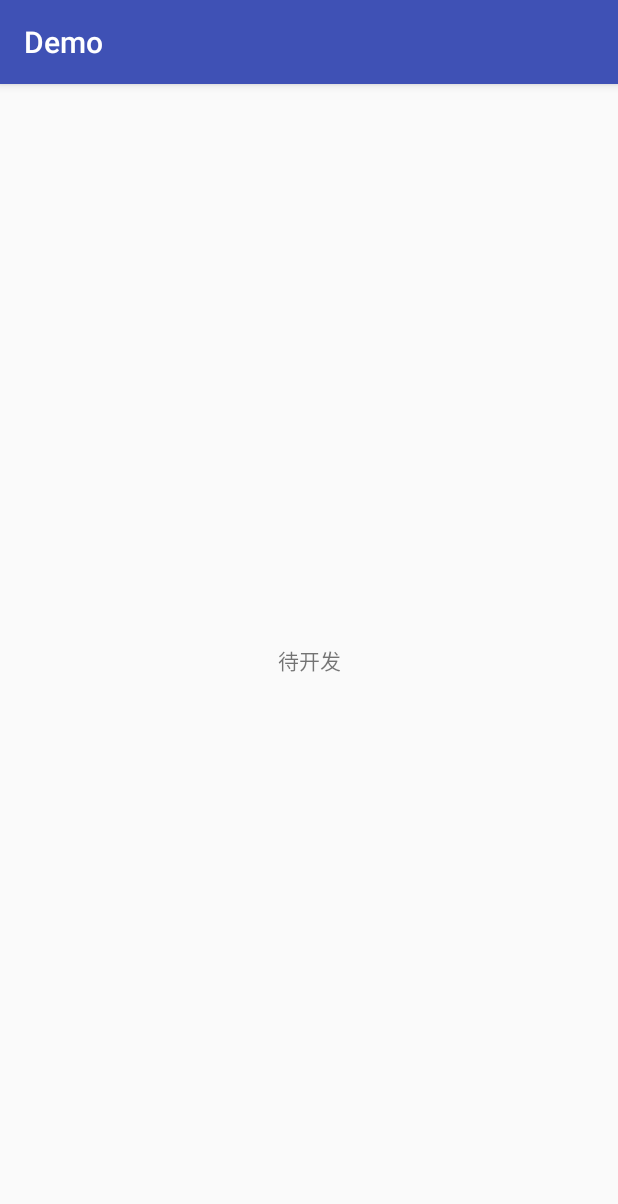
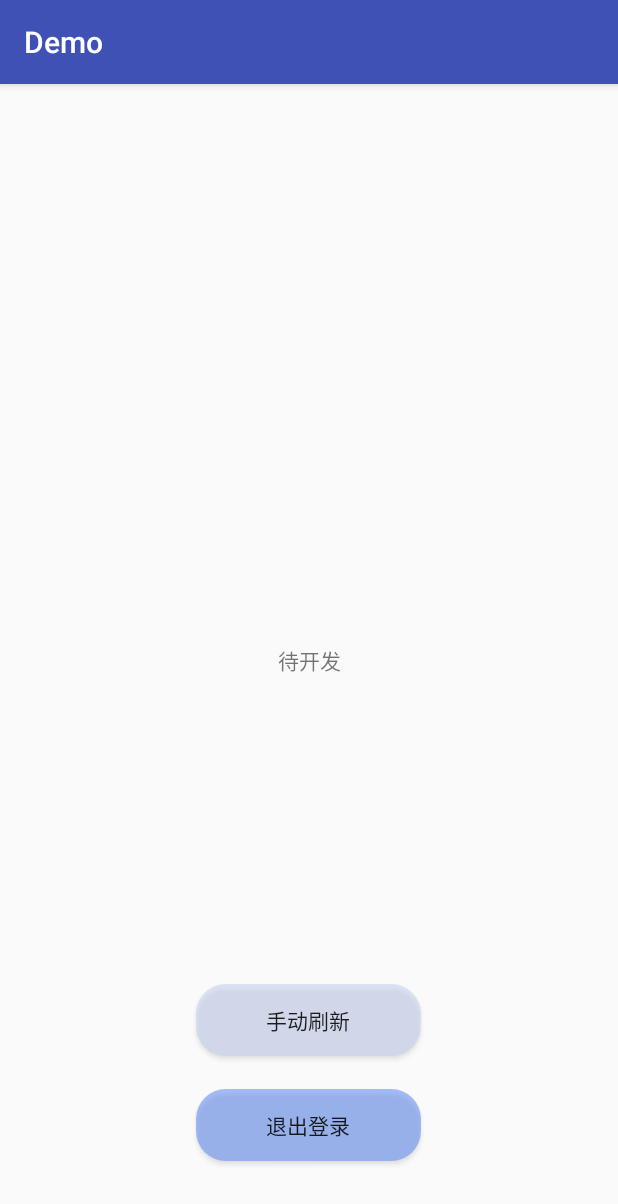
Before and after one commit to zhaozhao-ak/BmobDemo, an Android app: the fragment Fragment_me shown on its own in the app's theme, on a phone screen of 412 x 824 dp. Shown: the top 1204 px of the screen. Run offline under Robolectric (Android 15) with nearby library versions, the phone set to English and light mode, and no system bars; libraries missing offline, so code that uses them is left out: cn.bmob.v3.

Commit message:
优化，

```diff
--- a/app/src/main/java/com/zz/ak/demo/ui/mainfragment/Fragment_me.java
+++ b/app/src/main/java/com/zz/ak/demo/ui/mainfragment/Fragment_me.java
@@ -1,28 +1,61 @@
 package com.zz.ak.demo.ui.mainfragment;
 
 import android.content.Context;
+import android.content.Intent;
+import android.content.SharedPreferences;
 import android.os.Bundle;
 import android.support.annotation.Nullable;
-import android.support.v4.app.Fragment;
 import android.view.LayoutInflater;
 import android.view.View;
 import android.view.ViewGroup;
+import android.widget.Button;
 import android.widget.TextView;
 
 import com.zz.ak.demo.R;
+import com.zz.ak.demo.interfaceview.TimeInterface;
+import com.zz.ak.demo.tool.QueryTool;
+import com.zz.ak.demo.ui.BaseFragment;
+import com.zz.ak.demo.ui.LoginActivity;
 
 /**
  * Created by RJYX on 2017/11/10.
  */
 
-public class Fragment_me extends Fragment {
+public class Fragment_me extends BaseFragment implements TimeInterface {
     TextView textView;
     private String mText;
+    Button btn_tuiChu,btn_shuaXin;
+    private QueryTool queryTool;
 
     @Nullable
     @Override
     public View onCreateView(LayoutInflater inflater, ViewGroup container, Bundle savedInstanceState) {
         View view = inflater.inflate(R.layout.fragment_me, container, false);
+        btn_tuiChu = view.findViewById(R.id.btn_tuiChu);
+        btn_shuaXin= view.findViewById(R.id.btn_shuaXin);
+        btn_tuiChu.setOnClickListener(new View.OnClickListener() {
+            @Override
+            public void onClick(View view) {
+                SharedPreferences sp = getActivity().getSharedPreferences("userInfo", 0);
+                SharedPreferences.Editor editor = sp.edit();
+                editor.remove("user");
+                editor.remove("password");
+                editor.commit();
+                Intent intent = new Intent(getActivity(), LoginActivity.class);
+                startActivity(intent);
+                getActivity().finish();
+
+            }
+        });
+
+        btn_tuiChu.setOnClickListener(new View.OnClickListener() {
+            @Override
+            public void onClick(View view) {
+                showloading();
+                queryTool.queryAllPerson();
+                queryTool.queryAllPersonMsg();
+            }
+        });
         return view;
     }
 
@@ -37,6 +70,7 @@ public class Fragment_me extends Fragment {
     @Override
     public void onCreate(@Nullable Bundle savedInstanceState) {
         super.onCreate(savedInstanceState);
+        queryTool = new QueryTool(this.getContext(),this);
     }
 
     @Override
@@ -64,4 +98,17 @@ public class Fragment_me extends Fragment {
     }
 
 
+    @Override
+    public void getNewData() {
+        closeloading();
+        showToast("获取成功");
+
+    }
+
+    @Override
+    public void getNewDataError() {
+        closeloading();
+        showToast("获取失败");
+
+    }
 }
--- /dev/null
+++ b/app/src/main/res/drawable/shuaxin.xml
@@ -0,0 +1,9 @@
+<?xml version="1.0" encoding="utf-8"?>
+<shape xmlns:android="http://schemas.android.com/apk/res/android">
+    <solid android:color="#86c2d1f4" />
+    <corners
+        android:bottomLeftRadius="20dp"
+        android:bottomRightRadius="20dp"
+        android:topLeftRadius="20dp"
+        android:topRightRadius="20dp" />
+</shape>
--- /dev/null
+++ b/app/src/main/res/drawable/tuichu.xml
@@ -0,0 +1,9 @@
+<?xml version="1.0" encoding="utf-8"?>
+<shape xmlns:android="http://schemas.android.com/apk/res/android">
+    <solid android:color="#865987f4" />
+    <corners
+        android:bottomLeftRadius="20dp"
+        android:bottomRightRadius="20dp"
+        android:topLeftRadius="20dp"
+        android:topRightRadius="20dp" />
+</shape>
--- a/app/src/main/res/layout/fragment_me.xml
+++ b/app/src/main/res/layout/fragment_me.xml
@@ -1,6 +1,7 @@
 <?xml version="1.0" encoding="utf-8"?>
-<android.support.constraint.ConstraintLayout
+<RelativeLayout
     xmlns:android="http://schemas.android.com/apk/res/android"
+    xmlns:tools="http://schemas.android.com/tools"
     android:layout_width="match_parent"
     android:layout_height="match_parent">
 
@@ -10,6 +11,27 @@
         android:layout_width="match_parent"
         android:layout_height="match_parent" />
 
+    <Button
+        android:id="@+id/btn_shuaXin"
+        android:layout_width="150dp"
+        android:layout_height="wrap_content"
+        android:text="手动刷新"
+        android:layout_marginBottom="120dp"
+        android:layout_alignParentBottom="true"
+        android:layout_centerHorizontal="true"
+        android:background="@drawable/shuaxin" />
 
 
-</android.support.constraint.ConstraintLayout>
+
+    <Button
+        android:id="@+id/btn_tuiChu"
+        android:layout_width="150dp"
+        android:layout_height="wrap_content"
+        android:text="退出登录"
+        android:layout_marginBottom="50dp"
+        android:layout_alignParentBottom="true"
+        android:layout_centerHorizontal="true"
+        android:background="@drawable/tuichu" />
+
+
+</RelativeLayout>
--- a/app/src/main/res/layout/fragment_new.xml
+++ b/app/src/main/res/layout/fragment_new.xml
@@ -9,7 +9,7 @@
     <android.support.design.widget.AppBarLayout
         android:id="@+id/app_bar"
         android:layout_width="match_parent"
-        android:layout_height="200dp"
+        android:layout_height="210dp"
         android:fitsSystemWindows="true"
         android:theme="@style/AppTheme.AppBarOverlay">
 
@@ -25,7 +25,7 @@
             <ImageView
                 android:id="@+id/tv_top"
                 android:layout_width="match_parent"
-                android:layout_height="200dp"
+                android:layout_height="210dp"
                 android:background="@mipmap/login"/>
 
         </android.support.design.widget.CollapsingToolbarLayout>
```
Also changed, not shown: app/src/main/java/com/zz/ak/demo/ui/LoginActivity.java (+7 -0 lines), app/src/main/java/com/zz/ak/demo/ui/SplashActivity.java (+13 -2 lines), app/src/main/res/layout/activity_splash.xml (+4 -4 lines), app/src/main/res/drawable/loging_bg.png (added).
